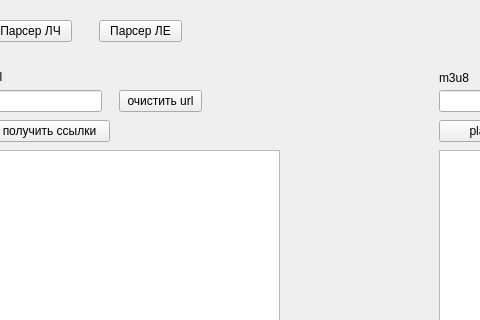
This is mainwindow.ui in vcore486-afk/LiveTvGUI as Qt 5 draws it before an edit; both pictures show x 81 to 561 and y 0 to 320 of the 1212 by 645 pixel window. The edited form follows.
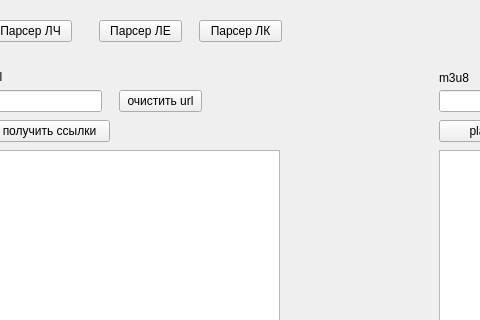
This is the edited form. Icons and pictures are not drawn.

Commit message: добавлен парсер ЛК 	изменено:      mainwindow.cpp 	изменено:      mainwindow.h 	изменено:      mainwindow.ui

The edit to the form file:
```diff
--- a/mainwindow.ui
+++ b/mainwindow.ui
@@ -149,6 +149,19 @@
      <string>Парсер ЛЕ</string>
     </property>
    </widget>
+   <widget class="QPushButton" name="parseruefa">
+    <property name="geometry">
+     <rect>
+      <x>280</x>
+      <y>20</y>
+      <width>83</width>
+      <height>22</height>
+     </rect>
+    </property>
+    <property name="text">
+     <string>Парсер ЛК</string>
+    </property>
+   </widget>
   </widget>
   <widget class="QMenuBar" name="menubar">
    <property name="geometry">
```
The commit also changes 2 other files.
